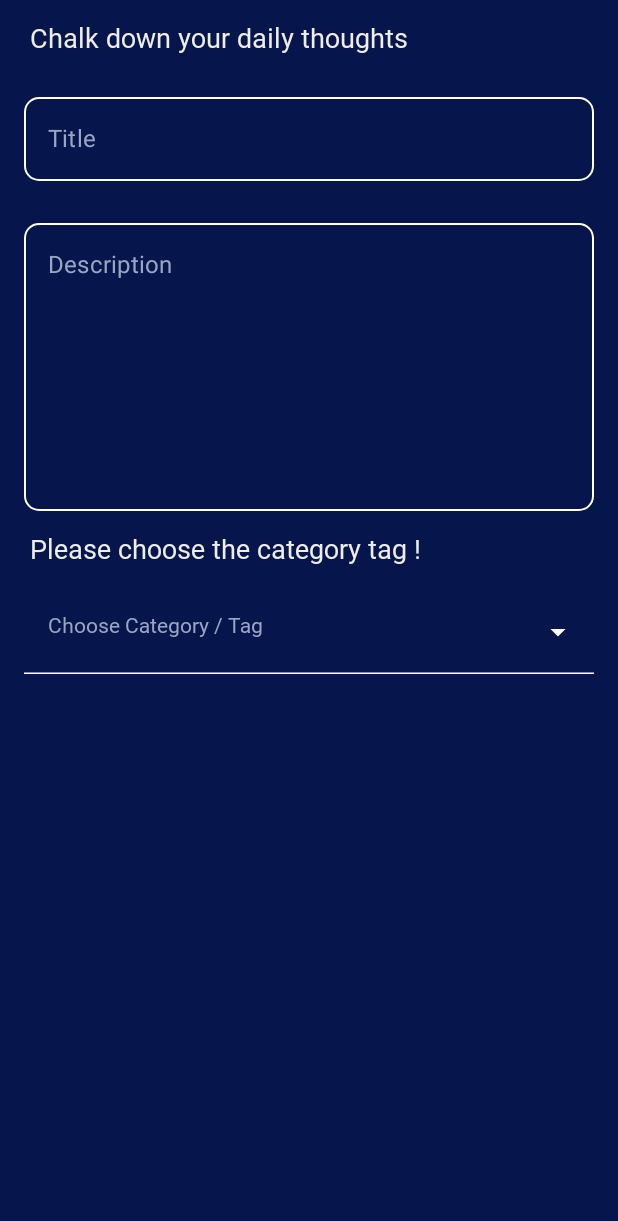
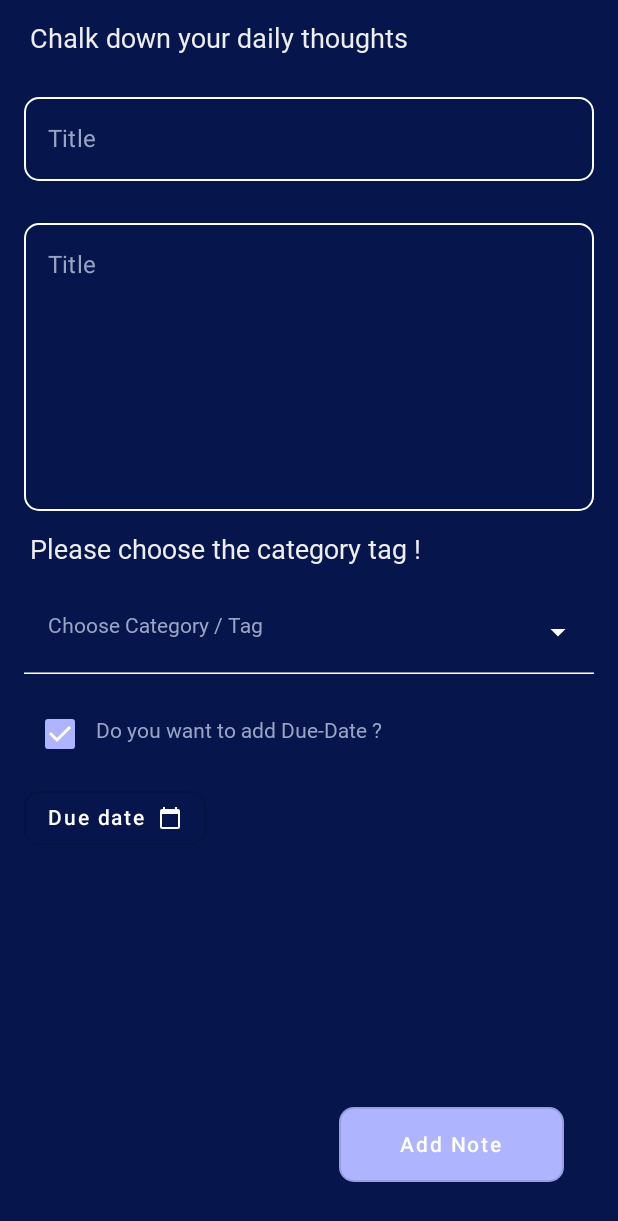
Before and after one commit to paritadey/JetpackComposeApp, an Android app built with Jetpack Compose: the AddNoteFragment screen opened through its navigation route, on a phone screen of 412 x 824 dp. Shown: the top 1221 px of the screen. Run offline under Robolectric (Android 15) with nearby library versions, the phone set to English and light mode, and no system bars; our stand-ins replace Dagger/Hilt's generated code; network calls fail; Roboto replaces fonts that are not available here.

Commit message:
Note UI working fine

```diff
--- a/app/src/main/java/com/parita/jetpackcomposeapp/ui/AddNoteScreen.kt
+++ b/app/src/main/java/com/parita/jetpackcomposeapp/ui/AddNoteScreen.kt
@@ -1,5 +1,8 @@
 package com.parita.jetpackcomposeapp.ui
 
+import android.app.DatePickerDialog
+import android.icu.util.Calendar
+import android.widget.DatePicker
 import androidx.compose.foundation.background
 import androidx.compose.foundation.layout.*
 import androidx.compose.foundation.shape.RoundedCornerShape
@@ -8,8 +11,11 @@ import androidx.compose.material.*
 import androidx.compose.runtime.*
 import androidx.compose.ui.Alignment
 import androidx.compose.ui.Modifier
-import androidx.compose.ui.graphics.Color
-import androidx.compose.ui.graphics.Color.Companion.Yellow
+import androidx.compose.ui.graphics.Color.Companion.Black
+import androidx.compose.ui.graphics.Color.Companion.Transparent
+import androidx.compose.ui.graphics.Color.Companion.White
+import androidx.compose.ui.platform.LocalContext
+import androidx.compose.ui.res.painterResource
 import androidx.compose.ui.res.stringResource
 import androidx.compose.ui.text.input.ImeAction
 import androidx.compose.ui.text.input.KeyboardCapitalization
@@ -21,6 +27,9 @@ import com.parita.jetpackcomposeapp.ui.theme.BlueViolet1
 import com.parita.jetpackcomposeapp.ui.theme.DeepBlue
 import com.parita.jetpackcomposeapp.util.JetpackConstant.ANS1
 import com.parita.jetpackcomposeapp.util.JetpackConstant.ANS2
+import com.parita.jetpackcomposeapp.util.JetpackConstant.description
+import com.parita.jetpackcomposeapp.util.JetpackConstant.title
+import java.util.*
 
 @Composable
 fun AddNoteScreen(findNavController: NavController) {
@@ -31,15 +40,17 @@ fun AddNoteScreen(findNavController: NavController) {
     ) {
         Column {
             SectionNoteGreeting(ANS1)
-            SectionTitle()
-            SectionDescription()
+            SectionEditBox(title)
+            SectionEditBox(description)
             SectionCategory()
+            SectionDueDate()
+            SectionAddTask()
         }
     }
 }
 
 @Composable
-fun SectionTitle() {
+fun SectionEditBox(type: String) {
     Column(
         modifier = Modifier.fillMaxWidth(),
         horizontalAlignment = Alignment.CenterHorizontally,
@@ -56,54 +67,26 @@ fun SectionTitle() {
                 imeAction = ImeAction.Next
             ),
             shape = RoundedCornerShape(10.dp),
-            singleLine = true,
+            //singleLine = true,
+            maxLines = if (type.equals(description)) 50 else 1,
             value = textTitle,
             onValueChange = { textTitle = it },
-            label = { Text("Title") },
-            modifier = Modifier
-                .padding(start = 16.dp, end = 16.dp, top = 20.dp)
-                .fillMaxWidth(),
+            label = { Text(stringResource(id = R.string.title)) },
+            modifier = if (type.equals(description)) {
+                Modifier
+                    .padding(start = 16.dp, end = 16.dp, top = 20.dp)
+                    .fillMaxWidth()
+                    .height(200.dp)
+            } else {
+                Modifier
+                    .padding(start = 16.dp, end = 16.dp, top = 20.dp)
+                    .fillMaxWidth()
+            },
             colors = TextFieldDefaults.outlinedTextFieldColors(
-                focusedBorderColor = Color.White,
-                unfocusedBorderColor = Color.White,
+                focusedBorderColor = White,
+                unfocusedBorderColor = White,
                 focusedLabelColor = BlueViolet1,
-                cursorColor = Color.White
-            )
-        )
-    }
-}
-
-@Composable
-fun SectionDescription() {
-    Column(
-        modifier = Modifier.fillMaxWidth(),
-        horizontalAlignment = Alignment.CenterHorizontally,
-        verticalArrangement = Arrangement.SpaceBetween
-    ) {
-        var textTitle by remember {
-            mutableStateOf("")
-        }
-        OutlinedTextField(
-            keyboardOptions = KeyboardOptions(
-                capitalization = KeyboardCapitalization.None,
-                autoCorrect = true,
-                keyboardType = KeyboardType.Text,
-                imeAction = ImeAction.Next
-            ),
-            shape = RoundedCornerShape(10.dp),
-            maxLines = 50,
-            value = textTitle,
-            onValueChange = { textTitle = it },
-            label = { Text("Description") },
-            modifier = Modifier
-                .padding(start = 16.dp, end = 16.dp, top = 20.dp)
-                .fillMaxWidth()
-                .height(200.dp),
-            colors = TextFieldDefaults.outlinedTextFieldColors(
-                focusedBorderColor = Color.White,
-                unfocusedBorderColor = Color.White,
-                focusedLabelColor = BlueViolet1,
-                cursorColor = Color.White
+                cursorColor = White
             )
         )
     }
@@ -142,15 +125,15 @@ fun SectionCategory() {
                 //label = { Text("Categories") },
                 trailingIcon = { ExposedDropdownMenuDefaults.TrailingIcon(expanded = expanded) },
                 colors = ExposedDropdownMenuDefaults.textFieldColors(
-                    focusedLabelColor = Color.White,
-                    unfocusedLabelColor = Color.White,
-                    textColor = Color.White,
-                    cursorColor = Color.White,
-                    focusedIndicatorColor = Color.White,
-                    unfocusedIndicatorColor = Color.White,
-                    backgroundColor = Color.Transparent,
-                    trailingIconColor = Color.White,
-                    focusedTrailingIconColor = Color.White
+                    focusedLabelColor = White,
+                    unfocusedLabelColor = White,
+                    textColor = White,
+                    cursorColor = White,
+                    focusedIndicatorColor = White,
+                    unfocusedIndicatorColor = White,
+                    backgroundColor = Transparent,
+                    trailingIconColor = White,
+                    focusedTrailingIconColor = White
                 ),
                 modifier = Modifier
                     .fillMaxWidth()
@@ -166,10 +149,97 @@ fun SectionCategory() {
                         selectedOptionText = selectedOption
                         expanded = false
                     }) {
-                        Text(text = selectedOption, color = Color.Black)
+                        Text(text = selectedOption, color = Black)
                     }
                 }
             }
         }
     }
 }
+
+@Composable
+fun SectionDueDate() {
+    val localContext = LocalContext.current
+    val calendar = Calendar.getInstance()
+    val year = calendar.get(Calendar.YEAR)
+    val month = calendar.get(Calendar.MONTH)
+    val day = calendar.get(Calendar.DAY_OF_MONTH)
+    calendar.time = Date()
+    val date = remember {
+        mutableStateOf("")
+    }
+    val datePickerDialog =
+        DatePickerDialog(localContext, { _: DatePicker, year: Int, month: Int, dayOfMonth: Int ->
+            date.value = "$dayOfMonth/$month/$year"
+        }, year, month, day)
+
+    val checkedState = remember { mutableStateOf(true) }
+    Row {
+        Checkbox(
+            checked = checkedState.value,
+            modifier = Modifier.padding(start = 16.dp, top = 16.dp),
+            onCheckedChange = { checkedState.value = it },
+            colors = CheckboxDefaults.colors(
+                checkedColor = BlueViolet1,
+                uncheckedColor = White,
+                checkmarkColor = White
+            )
+        )
+        Text(
+            text = stringResource(id = R.string.add_due_date),
+            modifier = Modifier.padding(end = 16.dp, top = 30.dp)
+        )
+    }
+    if (checkedState.value.equals(true)) {
+        Row {
+            OutlinedButton(
+                shape = RoundedCornerShape(10.dp),
+                colors = ButtonDefaults.buttonColors(
+                    backgroundColor = Transparent,
+                ),
+                onClick = {
+                    datePickerDialog.show()
+                },
+                modifier = Modifier.padding(start = 16.dp, top = 8.dp),
+            ) {
+                Text(stringResource(id = R.string.due_date), color = White)
+                Spacer(modifier = Modifier.padding(start = 8.dp))
+                Icon(
+                    painter = painterResource(id = R.drawable.ic_calendar),
+                    contentDescription = stringResource(id = R.string.due_date),
+                    tint = White,
+                    modifier = Modifier.size(16.dp)
+                )
+            }
+            if (date.value != null) Text(
+                text = "${date.value}",
+                modifier = Modifier.padding(top = 22.dp, start = 8.dp)
+            )
+        }
+    }
+}
+
+@Composable
+fun SectionAddTask() {
+    Column(
+        modifier = Modifier
+            .fillMaxSize()
+            .padding(20.dp),
+        verticalArrangement = Arrangement.Bottom, horizontalAlignment = Alignment.End
+    ) {
+        OutlinedButton(
+            shape = RoundedCornerShape(10.dp),
+            colors = ButtonDefaults.buttonColors(
+                backgroundColor = BlueViolet1,
+            ),
+            onClick = {
+            },
+            modifier = Modifier
+                .padding(16.dp)
+                .width(150.dp)
+                .height(50.dp),
+        ) {
+            Text(stringResource(id = R.string.add_task), color = White)
+        }
+    }
+}
--- a/app/src/main/java/com/parita/jetpackcomposeapp/util/JetpackConstant.kt
+++ b/app/src/main/java/com/parita/jetpackcomposeapp/util/JetpackConstant.kt
@@ -18,4 +18,6 @@ object JetpackConstant {
     const val NLS = "NoteListScreen"
     const val ANS1 = "AddNoteScreen_1"
     const val ANS2 = "AddNoteScreen_2"
+    const val description = "description"
+    const val title = "title"
 }
--- /dev/null
+++ b/app/src/main/res/drawable/ic_calendar.xml
@@ -0,0 +1,5 @@
+<vector android:height="24dp" android:tint="#FFFEFA"
+    android:viewportHeight="24" android:viewportWidth="24"
+    android:width="24dp" xmlns:android="http://schemas.android.com/apk/res/android">
+    <path android:fillColor="@android:color/white" android:pathData="M20,3h-1L19,1h-2v2L7,3L7,1L5,1v2L4,3c-1.1,0 -2,0.9 -2,2v16c0,1.1 0.9,2 2,2h16c1.1,0 2,-0.9 2,-2L22,5c0,-1.1 -0.9,-2 -2,-2zM20,21L4,21L4,8h16v13z"/>
+</vector>
--- a/app/src/main/res/values/strings.xml
+++ b/app/src/main/res/values/strings.xml
@@ -20,4 +20,9 @@
     <string name="notes_screen">Chalk down your daily thoughts</string>
     <string name="check_out_notes">Check out all the notes</string>
     <string name="add_note_screen_2">Please choose the category tag !</string>
+    <string name="title">Title</string>
+    <string name="description">Description</string>
+    <string name="add_due_date">Do you want to add Due-Date ?</string>
+    <string name="due_date">Due date</string>
+    <string name="add_task">Add Note</string>
 </resources>
```
